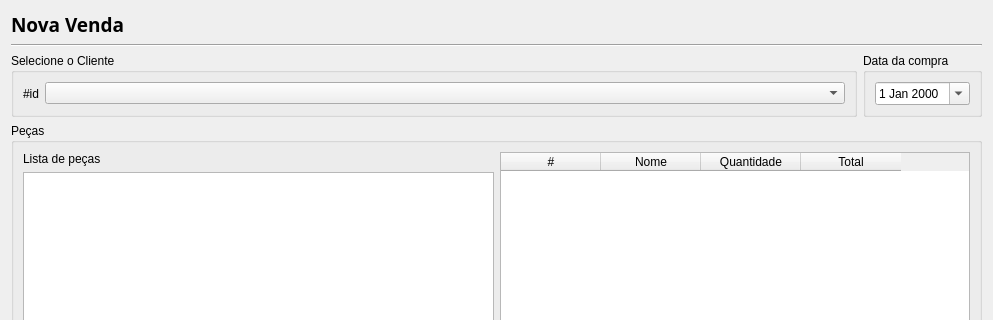
Gusrrocha/Gerenciador-de-Vendas, file view/cad_venda.ui: the form before one commit; both pictures show x 0 to 993 and y 0 to 320 of the 993 by 581 pixel window.
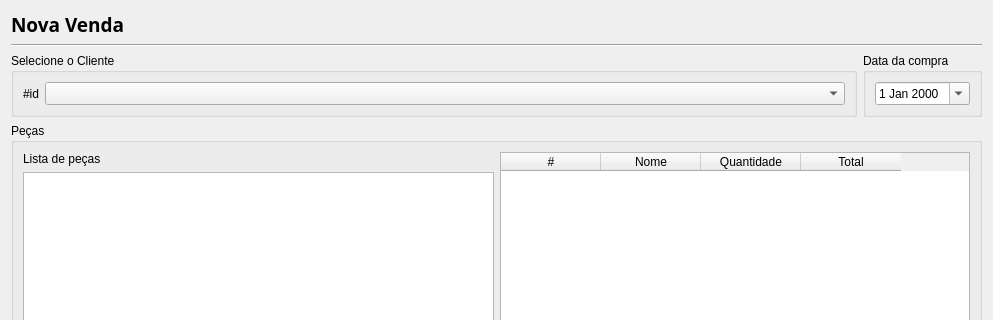
The form after the commit.

Patch:
```diff
--- a/view/cad_venda.ui
+++ b/view/cad_venda.ui
@@ -60,11 +60,17 @@
         <item>
          <widget class="QComboBox" name="comboBox">
           <property name="sizePolicy">
-           <sizepolicy hsizetype="Preferred" vsizetype="Fixed">
+           <sizepolicy hsizetype="Preferred" vsizetype="Preferred">
             <horstretch>0</horstretch>
             <verstretch>0</verstretch>
            </sizepolicy>
           </property>
+          <property name="editable">
+           <bool>false</bool>
+          </property>
+          <property name="maxVisibleItems">
+           <number>10</number>
+          </property>
          </widget>
         </item>
        </layout>
```
Left out of the diff: 24 changed lines with no effect on the pictures.
